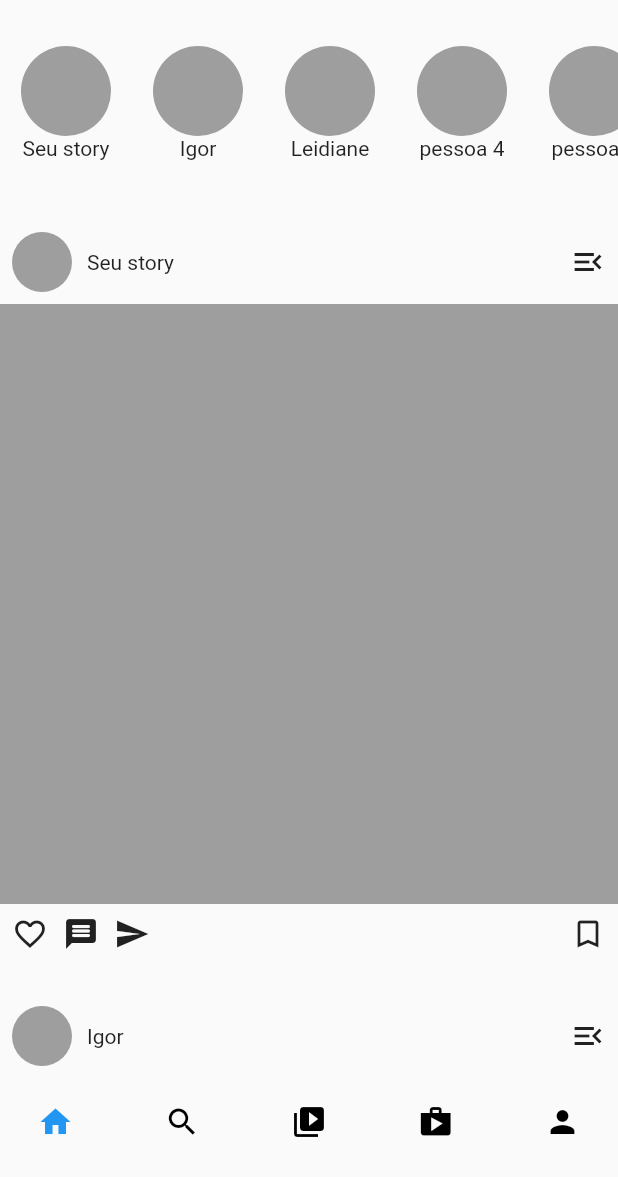
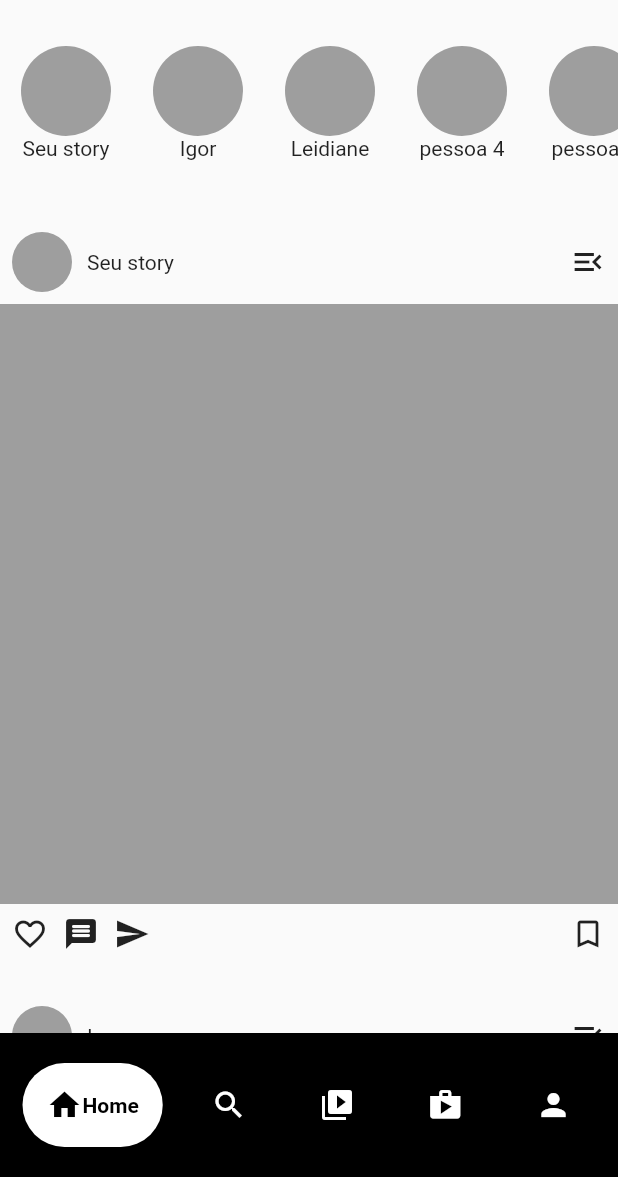
Before and after one commit to PatricioSA/clone-Instagram, a Flutter app: the screen it shows after launch, on a phone screen of 412 x 824 dp, the part 59-1236 px from its top. Run offline on Flutter 3.47's test engine with Material 2 defaults, Android fonts, the phone set to English and light mode, and no system bars; drawn by our look-alikes of google_nav_bar.

Commit message:
testes na nav bar

```diff
--- a/app/lib/homepage.dart
+++ b/app/lib/homepage.dart
@@ -25,14 +25,22 @@ class _HomePageState extends State<HomePage> {
   Widget build(BuildContext context) {
     return Scaffold(
       body: _children[_selectedIndex],
-      bottomNavigationBar: GNav(
-        activeColor: Colors.blue,
+      bottomNavigationBar: Container(
+        color: Colors.black,
+        child: Padding(
+          padding: const EdgeInsets.symmetric(horizontal: 15, vertical: 20),
+          child: GNav(
+            padding: EdgeInsets.all(16),
+            backgroundColor: Colors.black,
+            color: Colors.white,
+            activeColor: Colors.black,
+            tabBackgroundColor: Colors.white,
             tabs: const [
-          GButton(icon: Icons.home,),
-          GButton(icon: Icons.search),
-          GButton(icon: Icons.video_library),
-          GButton(icon: Icons.shop),
-          GButton(icon: Icons.person),
+              GButton(icon: Icons.home, text: 'Home',),
+              GButton(icon: Icons.search, text: 'Search',),
+              GButton(icon: Icons.video_library, text: 'Reels',),
+              GButton(icon: Icons.shop, text: 'Shop',),
+              GButton(icon: Icons.person, text: 'Conta',),
             ],
             selectedIndex: _selectedIndex,
             onTabChange: (index) {
@@ -43,6 +51,8 @@ class _HomePageState extends State<HomePage> {
               );
             },
           ),
+        ),
+      ),
     );
   }
 }
```
Lines whose indentation alone changed are shown as unchanged.
